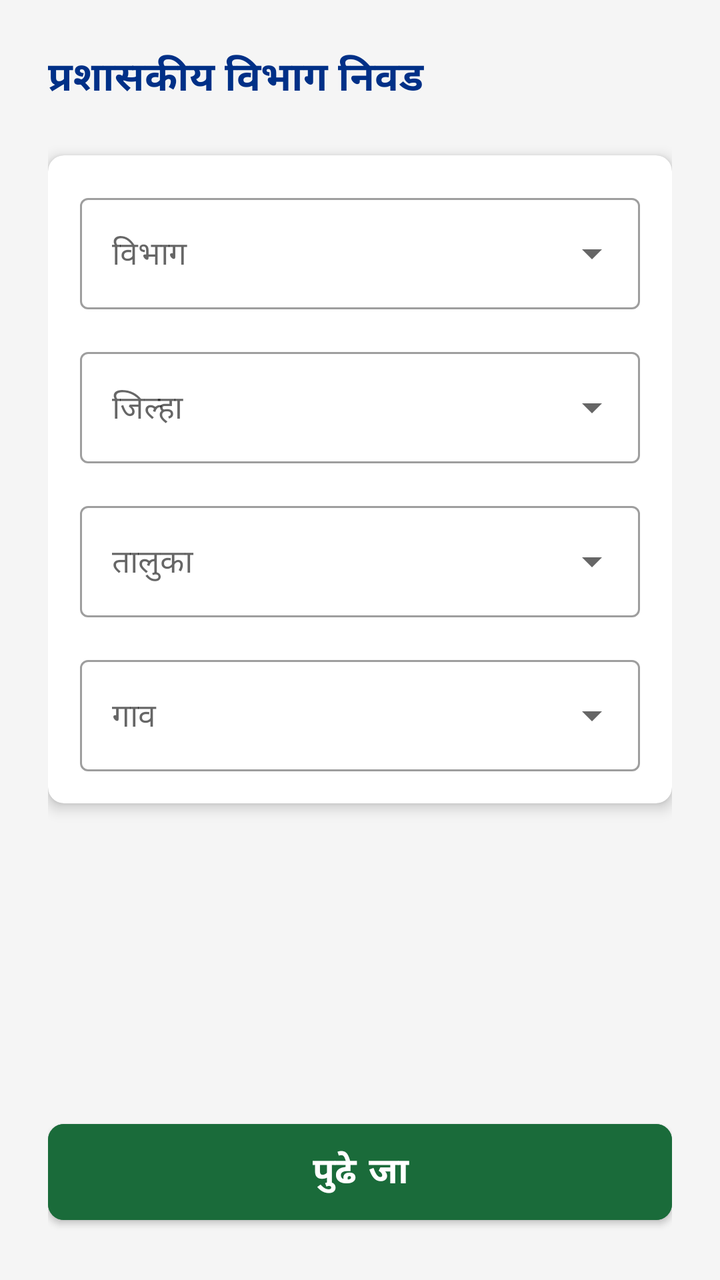
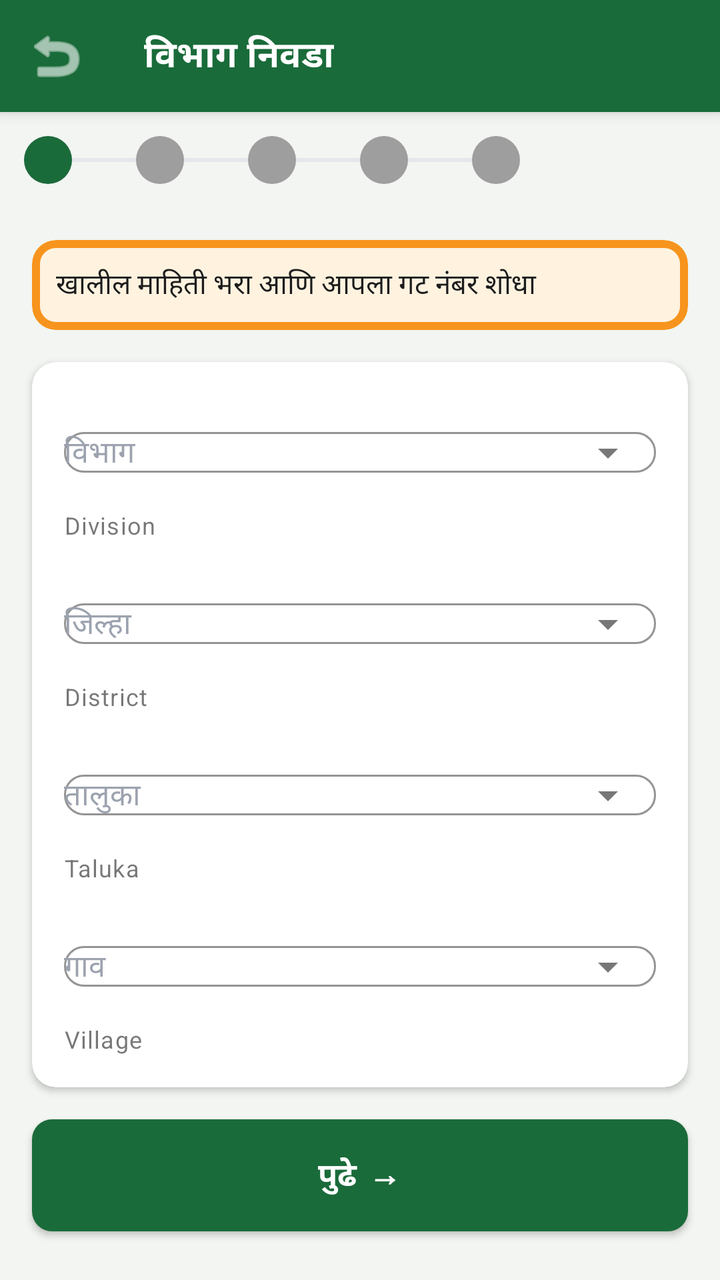

Compare the two renders of this Android layout. The source of the first and the diff that turns it into the second are given below.
<!-- AndroidManifest.xml: application theme Theme.EPeekPahani -->
<!-- res/layout/fragment_admin_unit.xml -->
<?xml version="1.0" encoding="utf-8"?>
<LinearLayout xmlns:android="http://schemas.android.com/apk/res/android"
    xmlns:app="http://schemas.android.com/apk/res-auto"
    android:layout_width="match_parent"
    android:layout_height="match_parent"
    android:orientation="vertical"
    android:padding="24dp"
    android:background="@color/surface">

    <TextView
        android:layout_width="match_parent"
        android:layout_height="wrap_content"
        android:text="प्रशासकीय विभाग निवड"
        android:textColor="@color/secondary"
        android:textSize="20sp"
        android:textStyle="bold"
        android:layout_marginBottom="24dp"/>

    <com.google.android.material.card.MaterialCardView
        android:layout_width="match_parent"
        android:layout_height="wrap_content"
        app:cardCornerRadius="8dp"
        app:cardElevation="4dp"
        app:cardBackgroundColor="@color/white">

        <LinearLayout
            android:layout_width="match_parent"
            android:layout_height="wrap_content"
            android:orientation="vertical"
            android:padding="16dp">

            <com.google.android.material.textfield.TextInputLayout
                style="@style/Widget.MaterialComponents.TextInputLayout.OutlinedBox.ExposedDropdownMenu"
                android:layout_width="match_parent"
                android:layout_height="wrap_content"
                android:hint="विभाग"
                android:layout_marginBottom="16dp">
                <AutoCompleteTextView
                    android:id="@+id/acDivision"
                    android:layout_width="match_parent"
                    android:layout_height="wrap_content"
                    android:inputType="none" />
            </com.google.android.material.textfield.TextInputLayout>

            <com.google.android.material.textfield.TextInputLayout
                style="@style/Widget.MaterialComponents.TextInputLayout.OutlinedBox.ExposedDropdownMenu"
                android:layout_width="match_parent"
                android:layout_height="wrap_content"
                android:hint="जिल्हा"
                android:layout_marginBottom="16dp">
                <AutoCompleteTextView
                    android:id="@+id/acDistrict"
                    android:layout_width="match_parent"
                    android:layout_height="wrap_content"
                    android:inputType="none" />
            </com.google.android.material.textfield.TextInputLayout>

            <com.google.android.material.textfield.TextInputLayout
                style="@style/Widget.MaterialComponents.TextInputLayout.OutlinedBox.ExposedDropdownMenu"
                android:layout_width="match_parent"
                android:layout_height="wrap_content"
                android:hint="तालुका"
                android:layout_marginBottom="16dp">
                <AutoCompleteTextView
                    android:id="@+id/acTaluka"
                    android:layout_width="match_parent"
                    android:layout_height="wrap_content"
                    android:inputType="none" />
            </com.google.android.material.textfield.TextInputLayout>

            <com.google.android.material.textfield.TextInputLayout
                style="@style/Widget.MaterialComponents.TextInputLayout.OutlinedBox.ExposedDropdownMenu"
                android:layout_width="match_parent"
                android:layout_height="wrap_content"
                android:hint="गाव">
                <AutoCompleteTextView
                    android:id="@+id/acVillage"
                    android:layout_width="match_parent"
                    android:layout_height="wrap_content"
                    android:inputType="none" />
            </com.google.android.material.textfield.TextInputLayout>

        </LinearLayout>
    </com.google.android.material.card.MaterialCardView>

    <Space
        android:layout_width="match_parent"
        android:layout_height="0dp"
        android:layout_weight="1"/>

    <com.google.android.material.button.MaterialButton
        android:id="@+id/btnNext"
        android:layout_width="match_parent"
        android:layout_height="60dp"
        android:text="पुढे जा"
        android:textSize="18sp"
        android:textStyle="bold"
        android:backgroundTint="@color/primary"
        app:cornerRadius="8dp" />

</LinearLayout>
<!-- resources referenced by this layout -->
<resources>
  <color name="primary">#1A6B3A</color>
  <color name="secondary">#003087</color>
  <color name="surface">#F5F5F5</color>
  <color name="white">#FFFFFF</color>
  <style name="Theme.EPeekPahani" parent="Theme.MaterialComponents.Light.NoActionBar">
          <item name="colorPrimary">@color/primary</item>
          <item name="colorPrimaryVariant">@color/primary_dark</item>
          <item name="colorOnPrimary">@color/white</item>
          
          <item name="colorSecondary">@color/secondary</item>
          <item name="colorSecondaryVariant">@color/secondary</item>
          <item name="colorOnSecondary">@color/white</item>
          
          <item name="colorError">@color/error</item>
          <item name="colorOnError">@color/white</item>
  
          <item name="android:statusBarColor">?attr/colorPrimaryVariant</item>
          
          <item name="android:fontFamily">sans-serif</item>
      </style>
  <color name="primary_dark">#124F2A</color>
  <!-- unchanged entries left out for length: 1 -->
</resources>

<!-- the commit's change to res/layout/fragment_admin_unit.xml (unified diff, before → after) -->
@@ -4,98 +4,210 @@
     android:layout_width="match_parent"
     android:layout_height="match_parent"
     android:orientation="vertical"
-    android:padding="24dp"
-    android:background="@color/surface">
-
-    <TextView
+    android:background="@color/bg_screen">
+
+    <com.google.android.material.appbar.MaterialToolbar
+        android:id="@+id/toolbar"
+        style="@style/Widget.App.Toolbar.Green"
+        android:layout_width="match_parent"
+        android:layout_height="?attr/actionBarSize"
+        app:title="विभाग निवडा"
+        app:navigationIcon="@android:drawable/ic_menu_revert"
+        app:navigationIconTint="@color/text_white" />
+
+    <include layout="@layout/step_indicator" />
+    <include android:id="@+id/offline_banner" layout="@layout/offline_banner" />
+
+    <ScrollView
+        android:layout_width="match_parent"
+        android:layout_height="match_parent"
+        android:fillViewport="true">
+
+        <LinearLayout
+            android:layout_width="match_parent"
+            android:layout_height="wrap_content"
+            android:orientation="vertical"
+            android:paddingVertical="16dp">
+
+            <com.google.android.material.card.MaterialCardView
+                android:layout_width="match_parent"
+                android:layout_height="wrap_content"
+                android:layout_marginHorizontal="16dp"
+                android:layout_marginBottom="16dp"
+                app:cardBackgroundColor="@color/saffron_light"
+                app:strokeWidth="4dp"
+                app:strokeColor="@color/saffron"
+                app:cardElevation="0dp">
+                <TextView
+                    android:layout_width="match_parent"
+                    android:layout_height="wrap_content"
+                    android:padding="12dp"
+                    android:text="खालील माहिती भरा आणि आपला गट नंबर शोधा"
+                    android:textColor="@color/text_primary"
+                    android:textSize="14sp" />
+            </com.google.android.material.card.MaterialCardView>
+
+            <com.google.android.material.card.MaterialCardView
+                android:layout_width="match_parent"
+                android:layout_height="wrap_content"
+                android:layout_marginHorizontal="16dp"
+                app:cardBackgroundColor="@color/bg_card"
+                app:cardCornerRadius="12dp"
+                app:cardElevation="2dp">
+
+                <LinearLayout
+                    android:layout_width="match_parent"
+                    android:layout_height="wrap_content"
+                    android:orientation="vertical"
+                    android:padding="16dp">
+
+                    <com.google.android.material.textfield.TextInputLayout
+                        style="@style/Widget.App.TextInputLayout"
+                        android:layout_width="match_parent"
+                        android:layout_height="wrap_content"
+                        android:layout_marginBottom="12dp"
+                        android:hint="विभाग"
+                        app:helperText="Division"
+                        app:endIconMode="dropdown_menu">
+                        <AutoCompleteTextView
+                            android:id="@+id/spinner_division"
+                            android:layout_width="match_parent"
+                            android:layout_height="wrap_content"
+                            android:inputType="none"
+                            android:textSize="15sp"/>
+                    </com.google.android.material.textfield.TextInputLayout>
+
+                    <com.google.android.material.textfield.TextInputLayout
+                        style="@style/Widget.App.TextInputLayout"
+                        android:layout_width="match_parent"
+                        android:layout_height="wrap_content"
+                        android:layout_marginBottom="12dp"
+                        android:hint="जिल्हा"
+                        app:helperText="District"
+                        app:endIconMode="dropdown_menu">
+                        <AutoCompleteTextView
+                            android:id="@+id/spinner_district"
+                            android:layout_width="match_parent"
+                            android:layout_height="wrap_content"
+                            android:inputType="none"
+                            android:textSize="15sp"/>
+                    </com.google.android.material.textfield.TextInputLayout>
+
+                    <com.google.android.material.textfield.TextInputLayout
+                        style="@style/Widget.App.TextInputLayout"
+                        android:layout_width="match_parent"
+                        android:layout_height="wrap_content"
+                        android:layout_marginBottom="12dp"
+                        android:hint="तालुका"
+                        app:helperText="Taluka"
+                        app:endIconMode="dropdown_menu">
+                        <AutoCompleteTextView
+                            android:id="@+id/spinner_taluka"
+                            android:layout_width="match_parent"
+                            android:layout_height="wrap_content"
+                            android:inputType="none"
+                            android:textSize="15sp"/>
+                    </com.google.android.material.textfield.TextInputLayout>
+
+                    <com.google.android.material.textfield.TextInputLayout
+                        style="@style/Widget.App.TextInputLayout"
+                        android:layout_width="match_parent"
+                        android:layout_height="wrap_content"
+                        android:hint="गाव"
+                        app:helperText="Village"
+                        app:endIconMode="dropdown_menu">
+                        <AutoCompleteTextView
+                            android:id="@+id/spinner_village"
+                            android:layout_width="match_parent"
+                            android:layout_height="wrap_content"
+                            android:inputType="none"
+                            android:textSize="15sp"/>
+                    </com.google.android.material.textfield.TextInputLayout>
+                </LinearLayout>
+            </com.google.android.material.card.MaterialCardView>
+
+            <com.google.android.material.button.MaterialButton
+                android:id="@+id/btn_next"
+                style="@style/Widget.App.Button.Primary"
+                android:layout_width="match_parent"
+                android:layout_height="wrap_content"
+                android:layout_marginHorizontal="16dp"
+                android:layout_marginTop="16dp"
+                android:text="पुढे →" />
+
+        </LinearLayout>
+    </ScrollView>
+</LinearLayout>
+<!-- res/layout/step_indicator.xml (included above) -->
+<?xml version="1.0" encoding="utf-8"?>
+<HorizontalScrollView xmlns:android="http://schemas.android.com/apk/res/android"
+    android:layout_width="match_parent"
+    android:layout_height="wrap_content"
+    android:background="@color/bg_screen"
+    android:scrollbars="none">
+
+    <LinearLayout
+        android:layout_width="wrap_content"
+        android:layout_height="wrap_content"
+        android:orientation="horizontal"
+        android:gravity="center_vertical"
+        android:padding="12dp">
+
+        <View android:layout_width="24dp" android:layout_height="24dp" android:background="@drawable/shape_circle_green" />
+        <View android:layout_width="32dp" android:layout_height="2dp" android:background="@color/divider" />
+        <View android:layout_width="24dp" android:layout_height="24dp" android:background="@drawable/shape_circle_grey" />
+        <View android:layout_width="32dp" android:layout_height="2dp" android:background="@color/divider" />
+        <View android:layout_width="24dp" android:layout_height="24dp" android:background="@drawable/shape_circle_grey" />
+        <View android:layout_width="32dp" android:layout_height="2dp" android:background="@color/divider" />
+        <View android:layout_width="24dp" android:layout_height="24dp" android:background="@drawable/shape_circle_grey" />
+        <View android:layout_width="32dp" android:layout_height="2dp" android:background="@color/divider" />
+        <View android:layout_width="24dp" android:layout_height="24dp" android:background="@drawable/shape_circle_grey" />
+
+    </LinearLayout>
+</HorizontalScrollView>
+<!-- res/layout/offline_banner.xml (included above) -->
+<?xml version="1.0" encoding="utf-8"?>
+<com.google.android.material.card.MaterialCardView xmlns:android="http://schemas.android.com/apk/res/android"
+    xmlns:app="http://schemas.android.com/apk/res-auto"
+    android:id="@+id/card_offline_banner"
+    android:layout_width="match_parent"
+    android:layout_height="wrap_content"
+    android:visibility="gone"
+    app:cardBackgroundColor="@color/offline_bg"
+    app:cardCornerRadius="0dp"
+    app:cardElevation="0dp"
+    app:strokeWidth="4dp"
+    app:strokeColor="@color/offline_text">
+
+    <LinearLayout
         android:layout_width="match_parent"
         android:layout_height="wrap_content"
-        android:text="प्रशासकीय विभाग निवड"
-        android:textColor="@color/secondary"
-        android:textSize="20sp"
-        android:textStyle="bold"
-        android:layout_marginBottom="24dp"/>
-
-    <com.google.android.material.card.MaterialCardView
-        android:layout_width="match_parent"
-        android:layout_height="wrap_content"
-        app:cardCornerRadius="8dp"
-        app:cardElevation="4dp"
-        app:cardBackgroundColor="@color/white">
-
-        <LinearLayout
-            android:layout_width="match_parent"
-            android:layout_height="wrap_content"
-            android:orientation="vertical"
-            android:padding="16dp">
-
-            <com.google.android.material.textfield.TextInputLayout
-                style="@style/Widget.MaterialComponents.TextInputLayout.OutlinedBox.ExposedDropdownMenu"
-                android:layout_width="match_parent"
-                android:layout_height="wrap_content"
-                android:hint="विभाग"
-                android:layout_marginBottom="16dp">
-                <AutoCompleteTextView
-                    android:id="@+id/acDivision"
-                    android:layout_width="match_parent"
-                    android:layout_height="wrap_content"
-                    android:inputType="none" />
-            </com.google.android.material.textfield.TextInputLayout>
-
-            <com.google.android.material.textfield.TextInputLayout
-                style="@style/Widget.MaterialComponents.TextInputLayout.OutlinedBox.ExposedDropdownMenu"
-                android:layout_width="match_parent"
-                android:layout_height="wrap_content"
-                android:hint="जिल्हा"
-                android:layout_marginBottom="16dp">
-                <AutoCompleteTextView
-                    android:id="@+id/acDistrict"
-                    android:layout_width="match_parent"
-                    android:layout_height="wrap_content"
-                    android:inputType="none" />
-            </com.google.android.material.textfield.TextInputLayout>
-
-            <com.google.android.material.textfield.TextInputLayout
-                style="@style/Widget.MaterialComponents.TextInputLayout.OutlinedBox.ExposedDropdownMenu"
-                android:layout_width="match_parent"
-                android:layout_height="wrap_content"
-                android:hint="तालुका"
-                android:layout_marginBottom="16dp">
-                <AutoCompleteTextView
-                    android:id="@+id/acTaluka"
-                    android:layout_width="match_parent"
-                    android:layout_height="wrap_content"
-                    android:inputType="none" />
-            </com.google.android.material.textfield.TextInputLayout>
-
-            <com.google.android.material.textfield.TextInputLayout
-                style="@style/Widget.MaterialComponents.TextInputLayout.OutlinedBox.ExposedDropdownMenu"
-                android:layout_width="match_parent"
-                android:layout_height="wrap_content"
-                android:hint="गाव">
-                <AutoCompleteTextView
-                    android:id="@+id/acVillage"
-                    android:layout_width="match_parent"
-                    android:layout_height="wrap_content"
-                    android:inputType="none" />
-            </com.google.android.material.textfield.TextInputLayout>
-
-        </LinearLayout>
-    </com.google.android.material.card.MaterialCardView>
-
-    <Space
-        android:layout_width="match_parent"
-        android:layout_height="0dp"
-        android:layout_weight="1"/>
-
-    <com.google.android.material.button.MaterialButton
-        android:id="@+id/btnNext"
-        android:layout_width="match_parent"
-        android:layout_height="60dp"
-        android:text="पुढे जा"
-        android:textSize="18sp"
-        android:textStyle="bold"
-        android:backgroundTint="@color/primary"
-        app:cornerRadius="8dp" />
-
-</LinearLayout>
+        android:orientation="horizontal"
+        android:gravity="center_vertical"
+        android:padding="12dp">
+
+        <TextView
+            android:layout_width="wrap_content"
+            android:layout_height="wrap_content"
+            android:text="📵"
+            android:textSize="20sp" />
+
+        <TextView
+            android:id="@+id/tv_offline_message"
+            android:layout_width="0dp"
+            android:layout_height="wrap_content"
+            android:layout_weight="1"
+            android:text="ऑफलाइन — X नोंदी sync बाकी"
+            android:textColor="@color/offline_text"
+            android:textSize="13sp"
+            android:layout_marginStart="8dp" />
+
+        <com.google.android.material.button.MaterialButton
+            style="@style/Widget.MaterialComponents.Button.TextButton"
+            android:layout_width="wrap_content"
+            android:layout_height="wrap_content"
+            android:text="Sync करा"
+            android:textColor="@color/offline_text" />
+
+    </LinearLayout>
+</com.google.android.material.card.MaterialCardView>
<!-- resource entries referenced after the edit -->
@@ -1,26 +1,100 @@
 <!-- resources referenced by this layout -->
 <resources>
-  <color name="primary">#1A6B3A</color>
-  <color name="secondary">#003087</color>
-  <color name="surface">#F5F5F5</color>
-  <color name="white">#FFFFFF</color>
-  <style name="Theme.EPeekPahani" parent="Theme.MaterialComponents.Light.NoActionBar">
-          <item name="colorPrimary">@color/primary</item>
-          <item name="colorPrimaryVariant">@color/primary_dark</item>
-          <item name="colorOnPrimary">@color/white</item>
+  <color name="bg_card">#FFFFFF</color>
+  <color name="bg_screen">#F2F5F1</color>
+  <color name="divider">#E5E7EB</color>
+  <color name="offline_bg">#FFF8E1</color>
+  <color name="offline_text">#F57F17</color>
+  <color name="saffron">#f7941d</color>
+  <color name="saffron_light">#fff3e0</color>
+  <color name="text_primary">#1C1C1C</color>
+  <color name="text_white">#FFFFFF</color>
+  <!-- drawable shape_circle_green (drawable) -->
+  <?xml version="1.0" encoding="utf-8"?>
+  <shape xmlns:android="http://schemas.android.com/apk/res/android"
+      android:shape="oval">
+      <solid android:color="@color/green_primary" />
+  </shape>
+  <!-- drawable shape_circle_grey (drawable) -->
+  <?xml version="1.0" encoding="utf-8"?>
+  <shape xmlns:android="http://schemas.android.com/apk/res/android"
+      android:shape="oval">
+      <solid android:color="@color/status_pending" />
+  </shape>
+  <style name="Widget.App.Button.Primary" parent="Widget.MaterialComponents.Button">
+          <item name="backgroundTint">@color/green_primary</item>
+          <item name="android:textColor">@color/text_white</item>
+          <item name="shapeAppearanceOverlay">@style/ShapeAppearance.App.SmallComponent</item>
+          <item name="android:minHeight">56dp</item>
+          <item name="android:insetTop">0dp</item>
+          <item name="android:insetBottom">0dp</item>
+          <item name="elevation">0dp</item>
+          <item name="android:textSize">16sp</item>
+          <item name="android:textStyle">bold</item>
+          <item name="rippleColor">@color/ripple</item>
+      </style>
+  <style name="Widget.App.TextInputLayout" parent="Widget.MaterialComponents.TextInputLayout.OutlinedBox">
+          <item name="boxStrokeColor">@color/green_primary</item>
+          <item name="hintTextColor">@color/green_primary</item>
+          <item name="android:textColorHint">@color/text_hint</item>
+          <item name="shapeAppearanceOverlay">@style/ShapeAppearance.App.SmallComponent</item>
+      </style>
+  <style name="Widget.App.Toolbar.Green" parent="Widget.MaterialComponents.Toolbar.Primary">
+          <item name="android:background">@color/green_primary</item>
+          <item name="titleTextColor">@color/text_white</item>
+          <item name="elevation">0dp</item>
+          <item name="titleTextAppearance">@style/TextAppearance.App.ToolbarTitle</item>
+      </style>
+  <style name="Theme.EPeekPahani" parent="Base.Theme.CloneEPeekPahani" />
+  <color name="green_primary">#1a6b3a</color>
+  <color name="status_pending">#9E9E9E</color>
+  <style name="ShapeAppearance.App.SmallComponent" parent="ShapeAppearance.MaterialComponents.SmallComponent">
+          <item name="cornerFamily">rounded</item>
+          <item name="cornerSize">10dp</item>
+      </style>
+  <color name="ripple">#1a1a6b3a</color>
+  <color name="text_hint">#9CA3AF</color>
+  <style name="TextAppearance.App.ToolbarTitle" parent="TextAppearance.MaterialComponents.Headline6">
+          <item name="android:textSize">18sp</item>
+          <item name="android:textStyle">bold</item>
+          <item name="android:textColor">@color/text_white</item>
+      </style>
+  <style name="Base.Theme.CloneEPeekPahani" parent="Theme.App">
           
-          <item name="colorSecondary">@color/secondary</item>
-          <item name="colorSecondaryVariant">@color/secondary</item>
-          <item name="colorOnSecondary">@color/white</item>
+      </style>
+  <style name="Theme.App" parent="Theme.MaterialComponents.Light.NoActionBar">
+          <item name="colorPrimary">@color/green_primary</item>
+          <item name="colorPrimaryVariant">@color/green_dark</item>
+          <item name="colorOnPrimary">@color/text_white</item>
+          <item name="colorSecondary">@color/saffron</item>
+          <item name="colorSecondaryVariant">@color/saffron_dark</item>
+          <item name="colorOnSecondary">@color/text_white</item>
+          <item name="colorError">@color/error</item>
+          <item name="colorOnError">@color/text_white</item>
+          <item name="colorSurface">@color/bg_card</item>
+          <item name="colorOnSurface">@color/text_primary</item>
+          <item name="android:colorBackground">@color/bg_screen</item>
+          <item name="colorOnBackground">@color/text_primary</item>
+  
           
-          <item name="colorError">@color/error</item>
-          <item name="colorOnError">@color/white</item>
+          <item name="materialButtonStyle">@style/Widget.App.Button.Primary</item>
+          <item name="textInputStyle">@style/Widget.App.TextInputLayout</item>
   
-          <item name="android:statusBarColor">?attr/colorPrimaryVariant</item>
           
-          <item name="android:fontFamily">sans-serif</item>
+          <item name="shapeAppearanceSmallComponent">@style/ShapeAppearance.App.SmallComponent</item>
+          <item name="shapeAppearanceMediumComponent">@style/ShapeAppearance.App.MediumComponent</item>
+          <item name="shapeAppearanceLargeComponent">@style/ShapeAppearance.App.LargeComponent</item>
       </style>
-  <color name="primary_dark">#124F2A</color>
+  <color name="green_dark">#0f4a27</color>
+  <color name="saffron_dark">#e65100</color>
+  <style name="ShapeAppearance.App.MediumComponent" parent="ShapeAppearance.MaterialComponents.MediumComponent">
+          <item name="cornerFamily">rounded</item>
+          <item name="cornerSize">12dp</item>
+      </style>
+  <style name="ShapeAppearance.App.LargeComponent" parent="ShapeAppearance.MaterialComponents.LargeComponent">
+          <item name="cornerFamily">rounded</item>
+          <item name="cornerSize">16dp</item>
+      </style>
   <!-- unchanged entries left out for length: 1 -->
 </resources>
 
